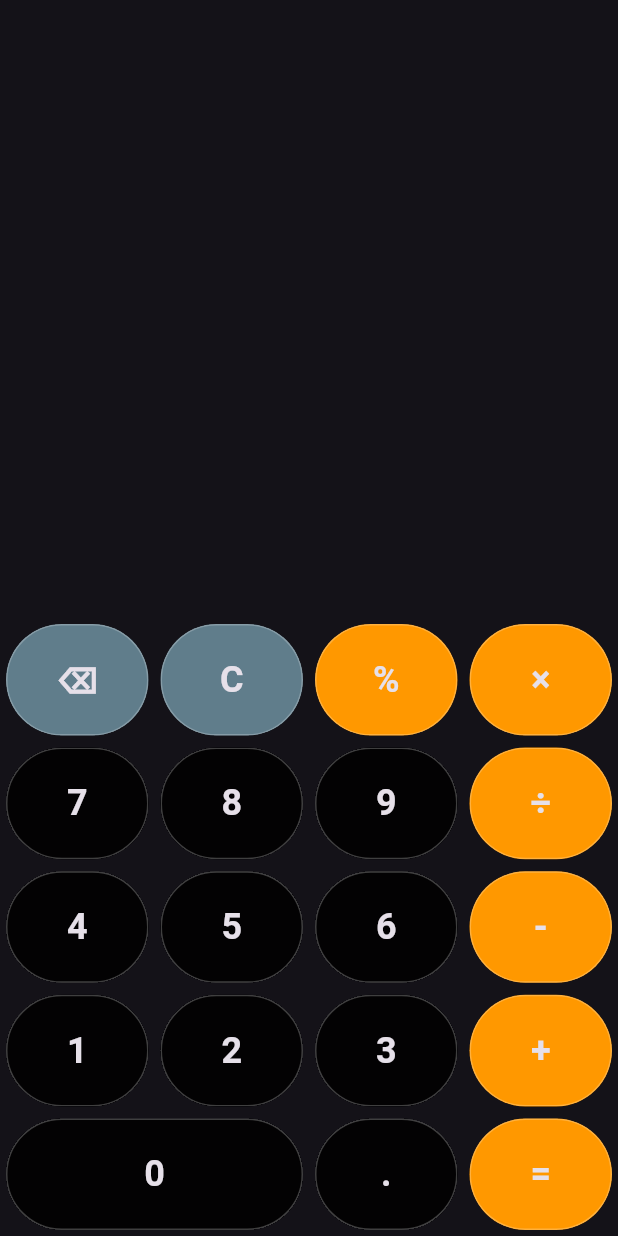
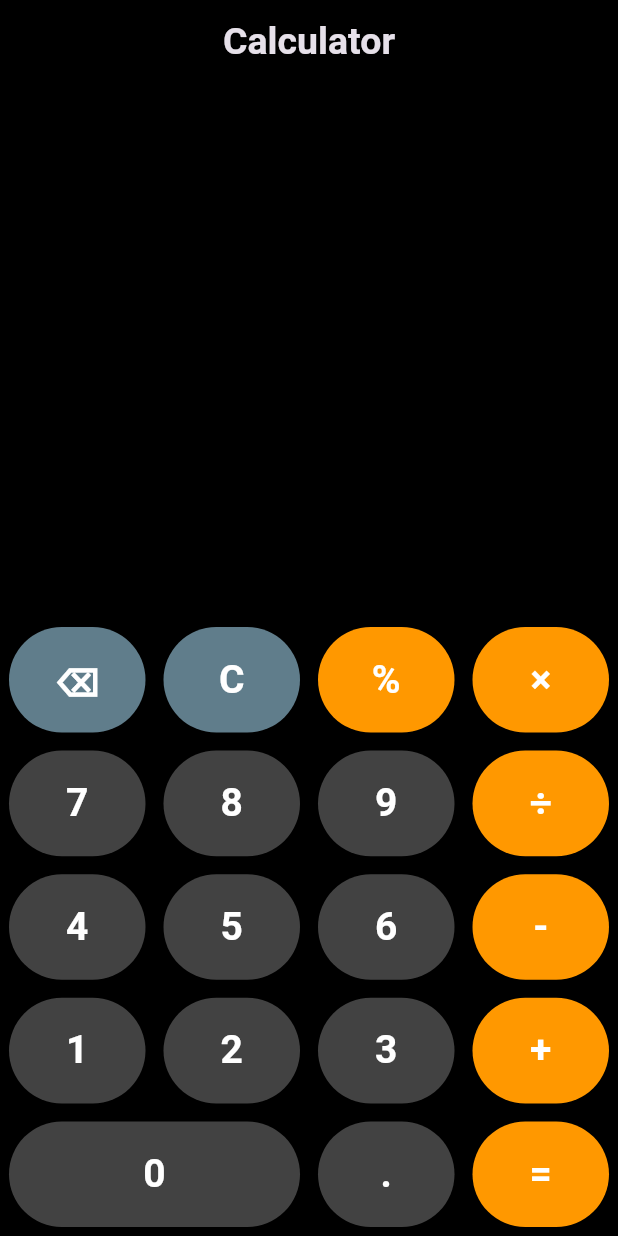
Before and after one commit to manishkumrprasad/PRODIGY_AD_01, a Flutter app: the screen it shows after launch, on a phone screen of 412 x 824 dp. Run offline on Flutter 3.47's test engine with Material 3 defaults, Android fonts, the phone set to English and light mode, and no system bars.

Commit message:
Added Appbar

```diff
--- a/lib/calculator_screen.dart
+++ b/lib/calculator_screen.dart
@@ -1,5 +1,5 @@
-import 'package:calculator/button_values.dart';
 import 'package:flutter/material.dart';
+import 'button_values.dart';
 
 class CalculatorScreen extends StatefulWidget {
   const CalculatorScreen({super.key});
@@ -9,32 +9,40 @@ class CalculatorScreen extends StatefulWidget {
 }
 
 class _CalculatorScreenState extends State<CalculatorScreen> {
-  String number1 = ""; // 0-9
-  String operand = ""; // + - * /
-  String number2 = ""; // 0-9
+  String number1 = "";
+  String operand = "";
+  String number2 = "";
 
   @override
   Widget build(BuildContext context) {
     final screenSize = MediaQuery.of(context).size;
 
     return Scaffold(
+      appBar: AppBar(
+        title: Text(
+          "Calculator",
+          style: TextStyle(fontSize: 25, fontWeight: FontWeight.bold),
+        ),
+        backgroundColor: Colors.black12,
+        centerTitle: true,
+      ),
+      backgroundColor: Colors.black,
       body: SafeArea(
         child: Column(
           children: [
+            /// DISPLAY
             Expanded(
               child: SingleChildScrollView(
                 reverse: true,
                 child: Container(
                   alignment: Alignment.bottomRight,
-                  // padding: const EdgeInsets.all(16),
-                  padding: const EdgeInsets.only(right: 30, bottom: 50),
+                  padding: const EdgeInsets.all(24),
                   child: Text(
-                    "$number1$operand$number2".isEmpty
-                        ? ""
-                        : "$number1$operand$number2",
+                    number1 + operand + number2,
                     style: const TextStyle(
                       fontSize: 48,
                       fontWeight: FontWeight.bold,
+                      color: Colors.white,
                     ),
                     textAlign: TextAlign.end,
                   ),
@@ -42,18 +50,17 @@ class _CalculatorScreenState extends State<CalculatorScreen> {
               ),
             ),
 
+            /// BUTTONS
             Wrap(
-              children: Btn.buttonValues
-                  .map(
-                    (value) => SizedBox(
+              children: Btn.buttonValues.map((value) {
+                return SizedBox(
                   width: value == Btn.n0
                       ? screenSize.width / 2
-                          : (screenSize.width / 4),
+                      : screenSize.width / 4,
                   height: screenSize.width / 5,
                   child: buildButton(value),
-                    ),
-                  )
-                  .toList(),
+                );
+              }).toList(),
             ),
           ],
         ),
@@ -61,22 +68,22 @@ class _CalculatorScreenState extends State<CalculatorScreen> {
     );
   }
 
-  Widget buildButton(dynamic value) {
+  Widget buildButton(String value) {
     return Padding(
-      padding: const EdgeInsets.all(4.0),
+      padding: const EdgeInsets.all(6),
       child: Material(
         color: getBtnColor(value),
-        clipBehavior: Clip.hardEdge,
-        shape: OutlineInputBorder(
-          borderSide: const BorderSide(color: Colors.white24),
-          borderRadius: BorderRadius.circular(100),
-        ),
+        shape: RoundedRectangleBorder(borderRadius: BorderRadius.circular(50)),
         child: InkWell(
           onTap: () => onBtnTap(value),
           child: Center(
             child: Text(
               value,
-              style: const TextStyle(fontWeight: FontWeight.bold, fontSize: 24),
+              style: const TextStyle(
+                fontSize: 26,
+                fontWeight: FontWeight.bold,
+                color: Colors.white,
+              ),
             ),
           ),
         ),
@@ -85,47 +92,106 @@ class _CalculatorScreenState extends State<CalculatorScreen> {
   }
 
   void onBtnTap(String value) {
-    if (value != Btn.dot && int.tryParse(value) == null) {
-      if (operand.isNotEmpty && number2.isNotEmpty) {}
-      operand = value;
-    } else if (number1.isEmpty || operand.isEmpty) {
-      if (value == Btn.dot && number1.contains(Btn.dot)) {
+    /// CLEAR
+    if (value == Btn.clr) {
+      setState(() {
+        number1 = "";
+        operand = "";
+        number2 = "";
+      });
       return;
     }
-      if (value == Btn.dot && (number1.isEmpty || number1 == Btn.n0)) {
-        value = "0.";
+
+    /// DELETE
+    if (value == Btn.del) {
+      setState(() {
+        if (number2.isNotEmpty) {
+          number2 = number2.substring(0, number2.length - 1);
+        } else if (operand.isNotEmpty) {
+          operand = "";
+        } else if (number1.isNotEmpty) {
+          number1 = number1.substring(0, number1.length - 1);
         }
-      number1 += value;
-    } else if (number2.isEmpty || operand.isNotEmpty) {
-      if (value == Btn.dot && number2.contains(Btn.dot)) {
+      });
       return;
     }
-      if (value == Btn.dot && (number2.isEmpty || number2 == Btn.n0)) {
-        value = "0.";
-      }
-      number2 += value;
+
+    /// EQUALS
+    if (value == Btn.equals) {
+      calculate();
+      return;
     }
 
+    /// OPERATOR
+    if (isOperator(value)) {
+      if (number1.isNotEmpty) {
+        setState(() => operand = value);
+      }
+      return;
+    }
+
+    /// NUMBER INPUT
     setState(() {
+      if (operand.isEmpty) {
+        if (value == Btn.dot && number1.contains(Btn.dot)) return;
         number1 += value;
-      if (value == Btn.clr) {
-        number1 = "";
+      } else {
+        if (value == Btn.dot && number2.contains(Btn.dot)) return;
+        number2 += value;
       }
     });
   }
 
-  Color getBtnColor(dynamic value) {
-    return [Btn.del, Btn.clr].contains(value)
-        ? Colors.blueGrey
-        : [
-            Btn.percent,
-            Btn.multiply,
+  void calculate() {
+    if (number1.isEmpty || operand.isEmpty || number2.isEmpty) return;
+
+    final num1 = double.parse(number1);
+    final num2 = double.parse(number2);
+    double result = 0;
+
+    switch (operand) {
+      case Btn.add:
+        result = num1 + num2;
+        break;
+      case Btn.subtract:
+        result = num1 - num2;
+        break;
+      case Btn.multiply:
+        result = num1 * num2;
+        break;
+      case Btn.divide:
+        result = num2 == 0 ? 0 : num1 / num2;
+        break;
+      case Btn.percent:
+        result = (num1 / 100) * num2;
+        break;
+    }
+
+    setState(() {
+      number1 = result.toString().endsWith(".0")
+          ? result.toInt().toString()
+          : result.toString();
+      operand = "";
+      number2 = "";
+    });
+  }
+
+  bool isOperator(String value) {
+    return [
       Btn.add,
       Btn.subtract,
+      Btn.multiply,
       Btn.divide,
-            Btn.equals,
-          ].contains(value)
-        ? Colors.orange
-        : Colors.black87;
+      Btn.percent,
+    ].contains(value);
+  }
+
+  Color getBtnColor(String value) {
+    if ([Btn.clr, Btn.del].contains(value)) {
+      return Colors.blueGrey;
+    } else if (isOperator(value) || value == Btn.equals) {
+      return Colors.orange;
+    }
+    return Colors.grey.shade800;
   }
 }
```
Lines whose indentation alone changed are shown as unchanged.
